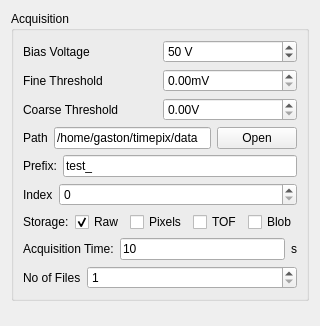
Qt form pymepixviewer/pymepixviewer/panels/ui/acqconfig.ui (CFEL-CMI/pymepix) before a commit; both pictures show x 0 to 320 and y 0 to 326 of the 320 by 691 pixel window.
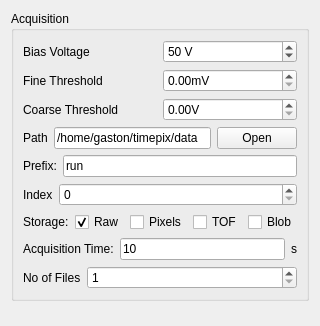
The same form after that commit.

Commit message: change default file prefix

The edit to the form file:
```diff
--- a/pymepixviewer/pymepixviewer/panels/ui/acqconfig.ui
+++ b/pymepixviewer/pymepixviewer/panels/ui/acqconfig.ui
@@ -143,7 +143,7 @@
           <item>
            <widget class="QLineEdit" name="file_prefix">
             <property name="text">
-             <string>test_</string>
+             <string>run</string>
             </property>
            </widget>
           </item>
```
The commit also changes 1 other file.
